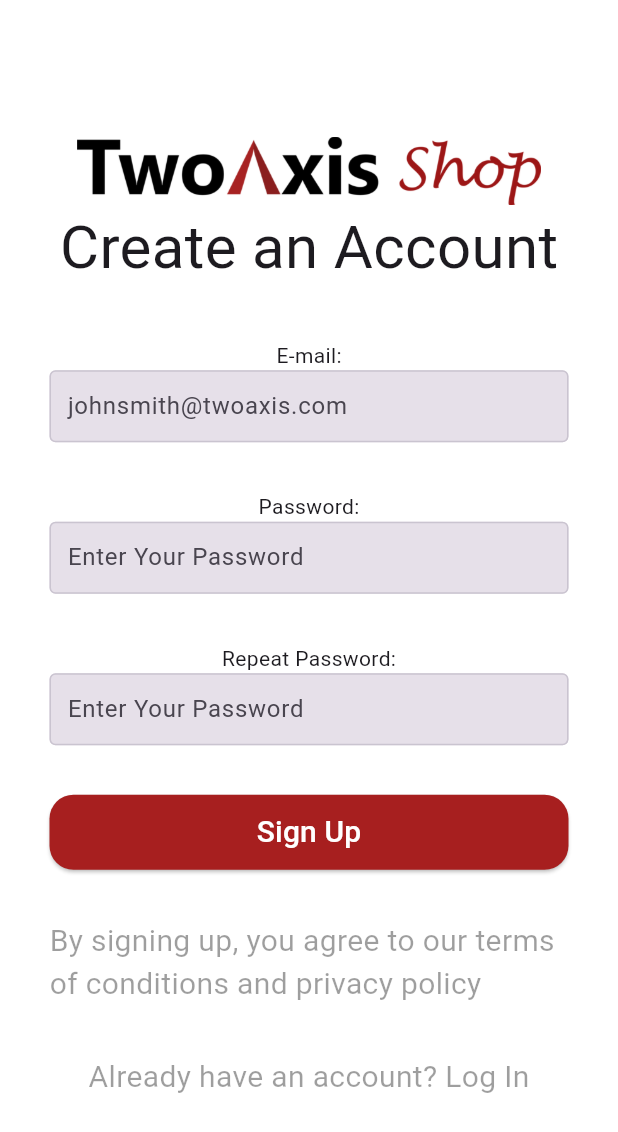
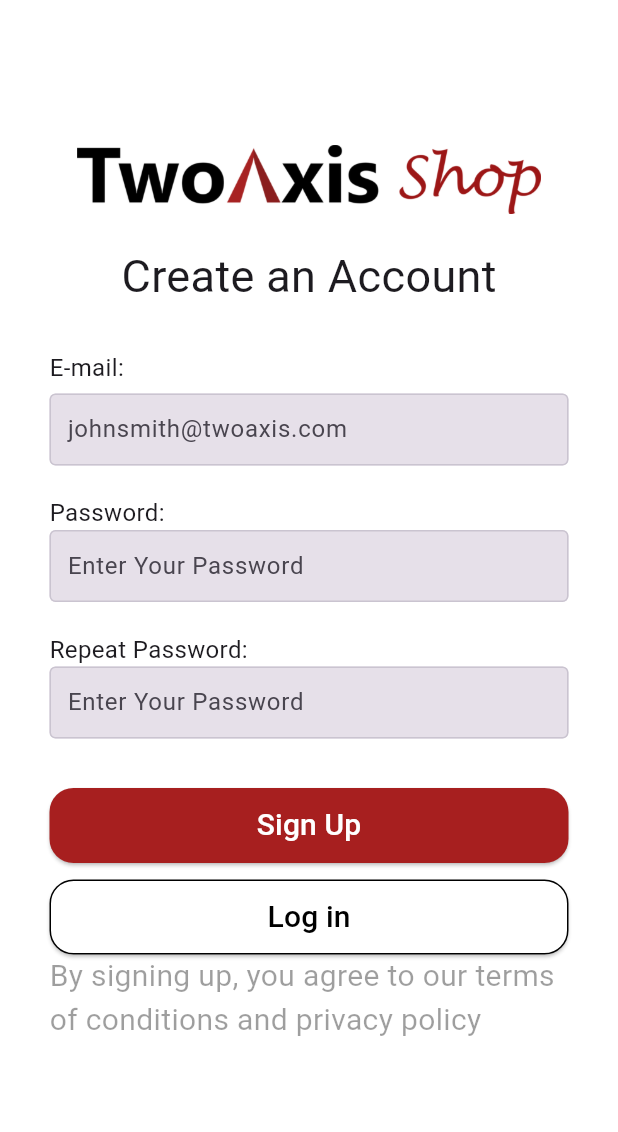
Before and after one commit to twoaxis/ecommerce, a Flutter app: the screen it shows after launch, on a phone screen of 412 x 824 dp. Shown: the top 1132 px of the screen. Run offline on Flutter 3.47's test engine with Material 3 defaults, Android fonts, the phone set to English and light mode, and no system bars.

Commit message:
add button and fix text

```diff
--- /dev/null
+++ b/ecommerce_mobile/lib/pages/field_label.dart
@@ -0,0 +1,18 @@
+import 'package:flutter/material.dart';
+
+class FieldLabel extends StatelessWidget {
+  FieldLabel({required this.text});
+
+  String text;
+  @override
+  Widget build(BuildContext context) {
+    return Row(
+      children: [
+        Text(
+          text,
+          style: TextStyle(fontFamily: 'Roboto', fontSize: 16.0),
+        ),
+      ],
+    );
+  }
+}
--- a/ecommerce_mobile/lib/pages/sign_up.dart
+++ b/ecommerce_mobile/lib/pages/sign_up.dart
@@ -1,4 +1,5 @@
 import 'package:ecommerce_mobile/components/text_field.dart';
+import 'package:ecommerce_mobile/pages/field_label.dart';
 import 'package:ecommerce_mobile/pages/log_in.dart';
 import 'package:flutter/material.dart';
 
@@ -20,35 +21,41 @@ class Sign_up extends StatelessWidget {
                   width: MediaQuery.of(context).size.width -
                       MediaQuery.of(context).size.width * .25,
                 ),
+                SizedBox(
+                  height: 20,
+                ),
                 Text(
                   "Create an Account",
                   style: TextStyle(
                     fontFamily: "Roboto",
-                    fontSize: 40,
+                    fontSize: 30,
                   ),
                 ),
                 SizedBox(
-                  height: 33.0,
+                  height: 28.0,
                 ),
-                Text("E-mail:"),
+                FieldLabel(text: "E-mail:"),
+                SizedBox(
+                  height: 6.0,
+                ),
                 CustomTextField.CustomTextField(
                   textInputType: TextInputType.emailAddress,
                   hint_text: 'johnsmith@twoaxis.com',
                   isPassword: false,
                 ),
                 SizedBox(
-                  height: 33.0,
+                  height: 20.0,
                 ),
-                Text("Password:"),
+                FieldLabel(text: 'Password:'),
                 CustomTextField.CustomTextField(
                   textInputType: TextInputType.emailAddress,
                   hint_text: 'Enter Your Password',
                   isPassword: true,
                 ),
                 SizedBox(
-                  height: 33.0,
+                  height: 20.0,
                 ),
-                Text("Repeat Password:"),
+                FieldLabel(text: 'Repeat Password:'),
                 CustomTextField.CustomTextField(
                   textInputType: TextInputType.emailAddress,
                   hint_text: 'Enter Your Password',
@@ -74,7 +81,23 @@ class Sign_up extends StatelessWidget {
                   ),
                 ),
                 SizedBox(
-                  height: 33.0,
+                  height: 11.0,
+                ),
+                ElevatedButton(
+                  onPressed: () {},
+                  child: Text("Log in",
+                      style: TextStyle(
+                        fontFamily: "Roboto",
+                        fontSize: 20,
+                        color: Colors.black,
+                      )),
+                  style: ElevatedButton.styleFrom(
+                    backgroundColor: Colors.white,
+                    shape: RoundedRectangleBorder(
+                        borderRadius: BorderRadius.circular(16),
+                        side: BorderSide(color: Colors.black)),
+                    fixedSize: Size(double.maxFinite, 50),
+                  ),
                 ),
                 Text(
                   'By signing up, you agree to our terms of conditions and privacy policy',
@@ -87,22 +110,6 @@ class Sign_up extends StatelessWidget {
                 SizedBox(
                   height: 33.0,
                 ),
-                GestureDetector(
-                  onTap: () {
-                    Navigator.push(context,
-                        MaterialPageRoute(builder: (context) {
-                      return LogIn();
-                    }));
-                  },
-                  child: Text(
-                    'Already have an account? Log In',
-                    style: TextStyle(
-                      fontFamily: "Roboto",
-                      fontSize: 20,
-                      color: Colors.black38,
-                    ),
-                  ),
-                ),
               ],
             ),
           ),
```
